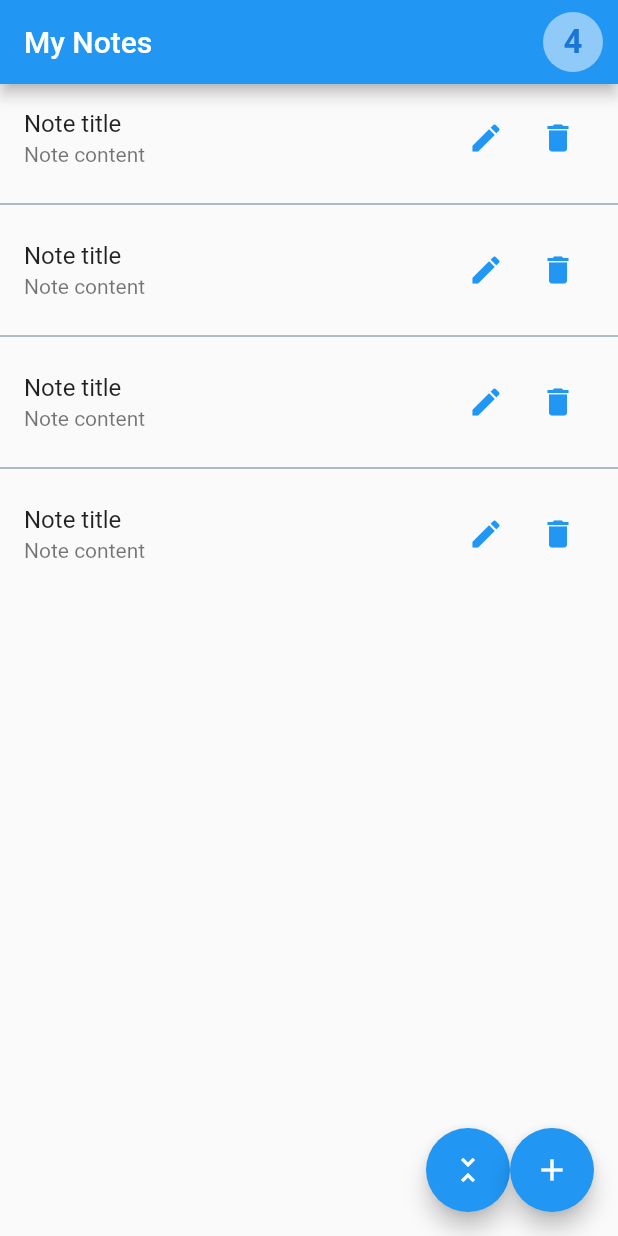
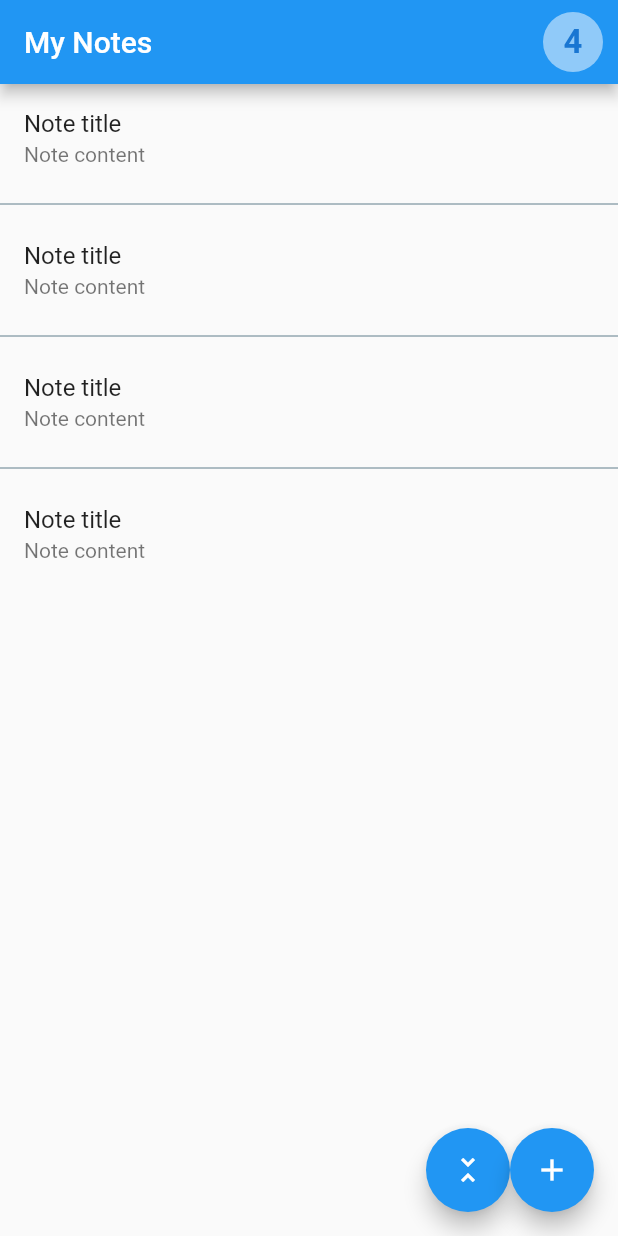
Before and after one commit to Mhamad-Raad/advanced-todo-list, a Flutter app: the screen it shows after launch, on a phone screen of 412 x 824 dp. Run offline on Flutter 3.47's test engine with Material 2 defaults, Android fonts, the light colour scheme and no system bars.

Commit message:
3rd point done

```diff
--- a/lib/screens/list_screen.dart
+++ b/lib/screens/list_screen.dart
@@ -14,6 +14,7 @@ class ListScreen extends StatefulWidget {
 
 class _ListScreenState extends State<ListScreen> {
   bool hide = false;
+  List<bool> shows = [false, false, false, false];
   @override
   Widget build(BuildContext context) {
     return Scaffold(
@@ -38,7 +39,8 @@ class _ListScreenState extends State<ListScreen> {
           color: Colors.blueGrey,
         ),
         itemBuilder: (context, index) => ListTile(
-          trailing: SizedBox(
+          trailing: shows[index]
+              ? SizedBox(
                   width: 110.0,
                   child: Row(
                     mainAxisAlignment: MainAxisAlignment.end,
@@ -56,11 +58,16 @@ class _ListScreenState extends State<ListScreen> {
                       ),
                     ],
                   ),
-          ),
+                )
+              : SizedBox(),
           title: Text('Note title'),
           subtitle: hide ? Text("") : Text('Note content'),
           onTap: () {},
-          onLongPress: () {},
+          onLongPress: () {
+            setState(() {
+              shows[index] = !shows[index];
+            });
+          },
         ),
       ),
       floatingActionButton: Row(
```
Lines whose indentation alone changed are shown as unchanged.
